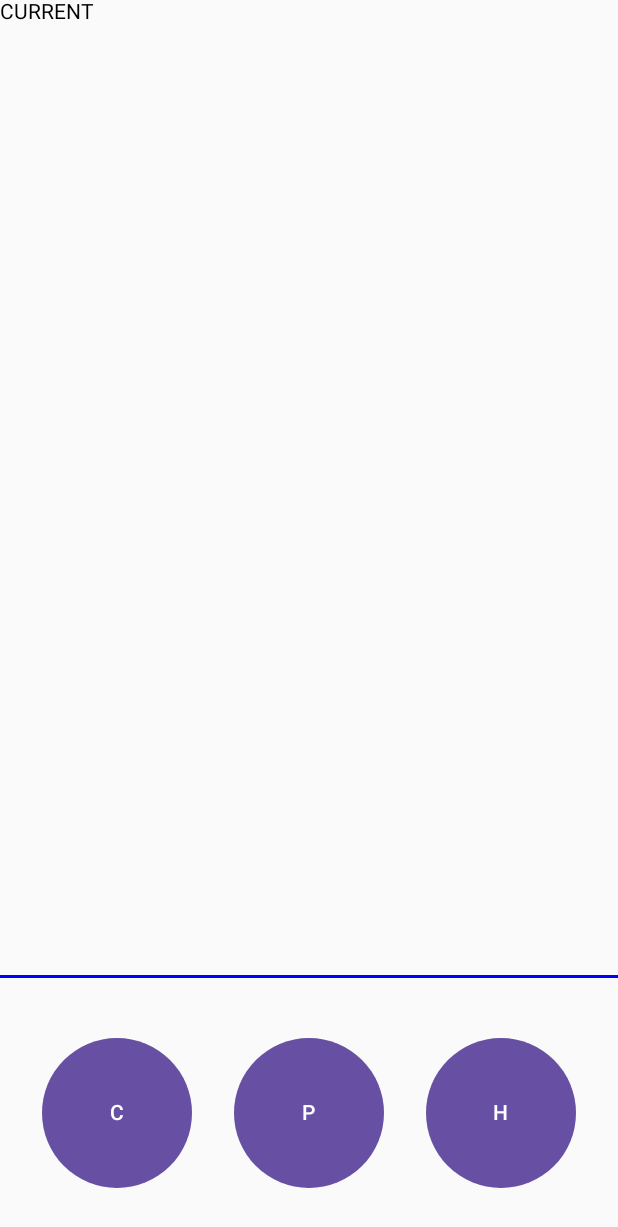
After one commit to DziJulia/Android-Project-3061278, an Android app built with Jetpack Compose: the CurrentHydration screen opened directly, with no data from a screen before it, on a phone screen of 412 x 824 dp. The commit adds this screen. Shown: the top 1227 px of the screen. Run offline under Robolectric (Android 15) with nearby library versions, the light colour scheme and no system bars.

Commit message:
Added one more activity for Current Hydration

```diff
--- a/app/build.gradle.kts
+++ b/app/build.gradle.kts
@@ -5,7 +5,7 @@ plugins {
 
 android {
     namespace = "com.griffith.mybuddy"
-    compileSdk = 33
+    compileSdk = 34
 
     defaultConfig {
         applicationId = "com.griffith.mybuddy"
@@ -51,6 +51,7 @@ android {
 
 dependencies {
 
+    implementation ("androidx.navigation:navigation-compose:2.4.0-beta01")
     implementation("androidx.core:core-ktx:1.9.0")
     implementation("androidx.lifecycle:lifecycle-runtime-ktx:2.6.2")
     implementation("androidx.activity:activity-compose:1.8.0")
@@ -62,6 +63,7 @@ dependencies {
     implementation(platform("androidx.compose:compose-bom:2023.03.00"))
     implementation(platform("androidx.compose:compose-bom:2023.03.00"))
     implementation(platform("androidx.compose:compose-bom:2023.03.00"))
+    implementation(platform("androidx.compose:compose-bom:2023.03.00"))
     testImplementation("junit:junit:4.13.2")
     androidTestImplementation("androidx.test.ext:junit:1.1.5")
     androidTestImplementation("androidx.test.espresso:espresso-core:3.5.1")
@@ -70,6 +72,7 @@ dependencies {
     androidTestImplementation(platform("androidx.compose:compose-bom:2023.03.00"))
     androidTestImplementation(platform("androidx.compose:compose-bom:2023.03.00"))
     androidTestImplementation(platform("androidx.compose:compose-bom:2023.03.00"))
+    androidTestImplementation(platform("androidx.compose:compose-bom:2023.03.00"))
     debugImplementation("androidx.compose.ui:ui-tooling")
     debugImplementation("androidx.compose.ui:ui-test-manifest")
 }
--- a/app/src/main/AndroidManifest.xml
+++ b/app/src/main/AndroidManifest.xml
@@ -12,6 +12,11 @@
         android:supportsRtl="true"
         android:theme="@style/Theme.MyBuddy"
         tools:targetApi="31">
+        <activity
+            android:name=".CurrentHydration"
+            android:exported="false"
+            android:label="@string/title_activity_current_hydration"
+            android:theme="@style/Theme.MyBuddy" />
         <activity
             android:name=".History"
             android:exported="false"
--- /dev/null
+++ b/app/src/main/java/com/griffith/mybuddy/CurrentHydration.kt
@@ -0,0 +1,16 @@
+package com.griffith.mybuddy
+
+import android.os.Bundle
+import androidx.activity.ComponentActivity
+import androidx.activity.compose.setContent
+import androidx.compose.material3.Text
+
+class CurrentHydration : ComponentActivity() {
+    override fun onCreate(savedInstanceState: Bundle?) {
+        super.onCreate(savedInstanceState)
+        setContent {
+            Text("CURRENT")
+            MyButtonsRow()
+        }
+    }
+}
--- a/app/src/main/java/com/griffith/mybuddy/History.kt
+++ b/app/src/main/java/com/griffith/mybuddy/History.kt
@@ -3,11 +3,14 @@ package com.griffith.mybuddy
 import android.os.Bundle
 import androidx.activity.ComponentActivity
 import androidx.activity.compose.setContent
+import androidx.compose.material3.Text
 
 class History : ComponentActivity() {
     override fun onCreate(savedInstanceState: Bundle?) {
         super.onCreate(savedInstanceState)
         setContent {
+            Text("HISTORY")
+            MyButtonsRow()
         }
     }
 }
--- a/app/src/main/java/com/griffith/mybuddy/Login.kt
+++ b/app/src/main/java/com/griffith/mybuddy/Login.kt
@@ -3,11 +3,13 @@ package com.griffith.mybuddy
 import android.os.Bundle
 import androidx.activity.ComponentActivity
 import androidx.activity.compose.setContent
+import androidx.compose.material3.Text
 
 class Login : ComponentActivity() {
     override fun onCreate(savedInstanceState: Bundle?) {
         super.onCreate(savedInstanceState)
         setContent {
+            Text("LOGIN")
         }
     }
 }
--- a/app/src/main/java/com/griffith/mybuddy/MainActivity.kt
+++ b/app/src/main/java/com/griffith/mybuddy/MainActivity.kt
@@ -1,14 +1,89 @@
 package com.griffith.mybuddy
 
+import android.content.Intent
 import android.os.Bundle
 import androidx.activity.ComponentActivity
 import androidx.activity.compose.setContent
+import androidx.compose.foundation.layout.Arrangement
+import androidx.compose.foundation.layout.Column
+import androidx.compose.foundation.layout.Row
+import androidx.compose.foundation.layout.Spacer
+import androidx.compose.foundation.layout.fillMaxSize
+import androidx.compose.foundation.layout.fillMaxWidth
+import androidx.compose.foundation.layout.height
+import androidx.compose.foundation.layout.padding
+import androidx.compose.foundation.layout.size
+import androidx.compose.foundation.shape.CircleShape
+import androidx.compose.material3.Button
+import androidx.compose.material3.Divider
+import androidx.compose.material3.Surface
+import androidx.compose.material3.Text
+import androidx.compose.runtime.Composable
+import androidx.compose.ui.Alignment
+import androidx.compose.ui.Modifier
+import androidx.compose.ui.graphics.Color
+import androidx.compose.ui.platform.LocalContext
+import androidx.compose.ui.unit.dp
 
 class MainActivity : ComponentActivity() {
     override fun onCreate(savedInstanceState: Bundle?) {
         super.onCreate(savedInstanceState)
         setContent {
-
+            Text("MAIN")
+            MyButtonsRow()
         }
     }
 }
+
+@Composable
+fun MyButtonsRow() {
+    val context = LocalContext.current
+
+    Column(
+        modifier = Modifier.fillMaxSize()
+    ) {
+        Spacer(modifier = Modifier.height(650.dp))
+        Divider(color = Color.Blue, thickness = 2.dp)
+        Spacer(modifier = Modifier.height(32.dp))
+        Row(
+            modifier = Modifier
+                .fillMaxSize()
+                .padding(bottom = 32.dp),
+            horizontalArrangement = Arrangement.SpaceEvenly,
+            verticalAlignment = Alignment.Bottom
+        ) {
+            Button(
+                onClick = {
+                    val intent = Intent(context, CurrentHydration::class.java)
+                    context.startActivity(intent)
+                },
+                shape = CircleShape,
+                modifier = Modifier.size(100.dp)
+            ) {
+                Text("C")
+            }
+
+            Button(
+                onClick = {
+                    val intent = Intent(context, Profile::class.java)
+                    context.startActivity(intent)
+                },
+                shape = CircleShape,
+                modifier = Modifier.size(100.dp)
+            ) {
+                Text("P")
+            }
+
+            Button(
+                onClick = {
+                    val intent = Intent(context, Profile::class.java)
+                    context.startActivity(intent)
+                },
+                shape = CircleShape,
+                modifier = Modifier.size(100.dp)
+            ) {
+                Text("H")
+            }
+        }
+    }
+}
--- a/app/src/main/res/values/strings.xml
+++ b/app/src/main/res/values/strings.xml
@@ -3,4 +3,5 @@
     <string name="title_activity_login">Login</string>
     <string name="title_activity_profile">Profile</string>
     <string name="title_activity_history">History</string>
+    <string name="title_activity_current_hydration">CurrentHydration</string>
 </resources>
```
